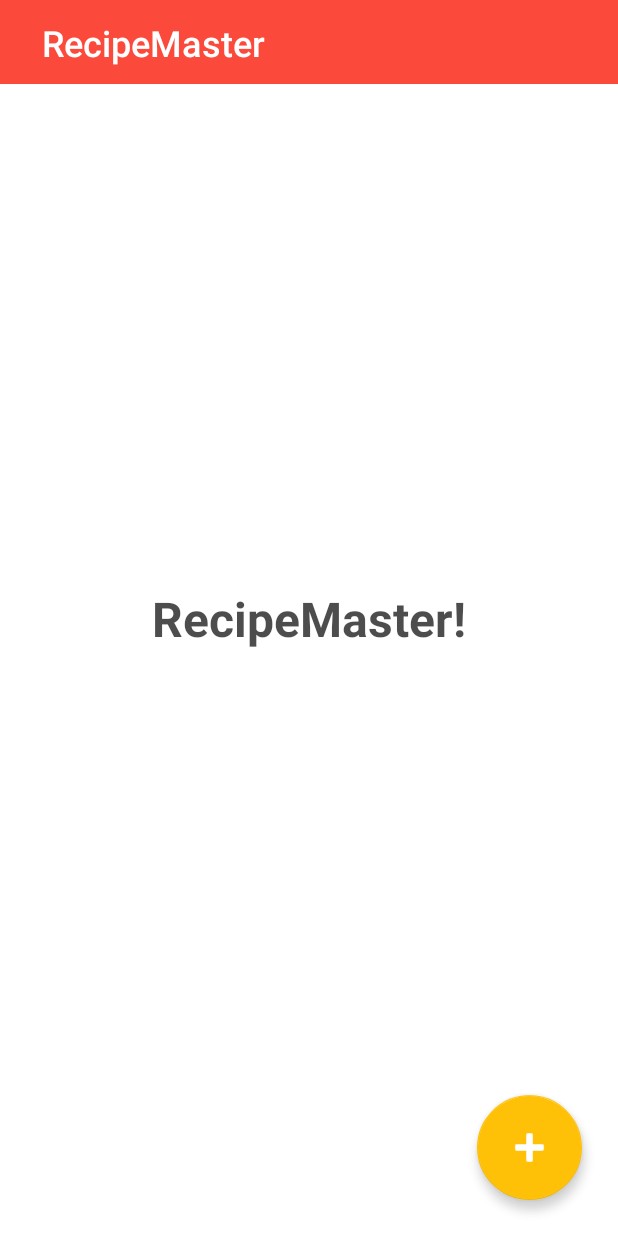
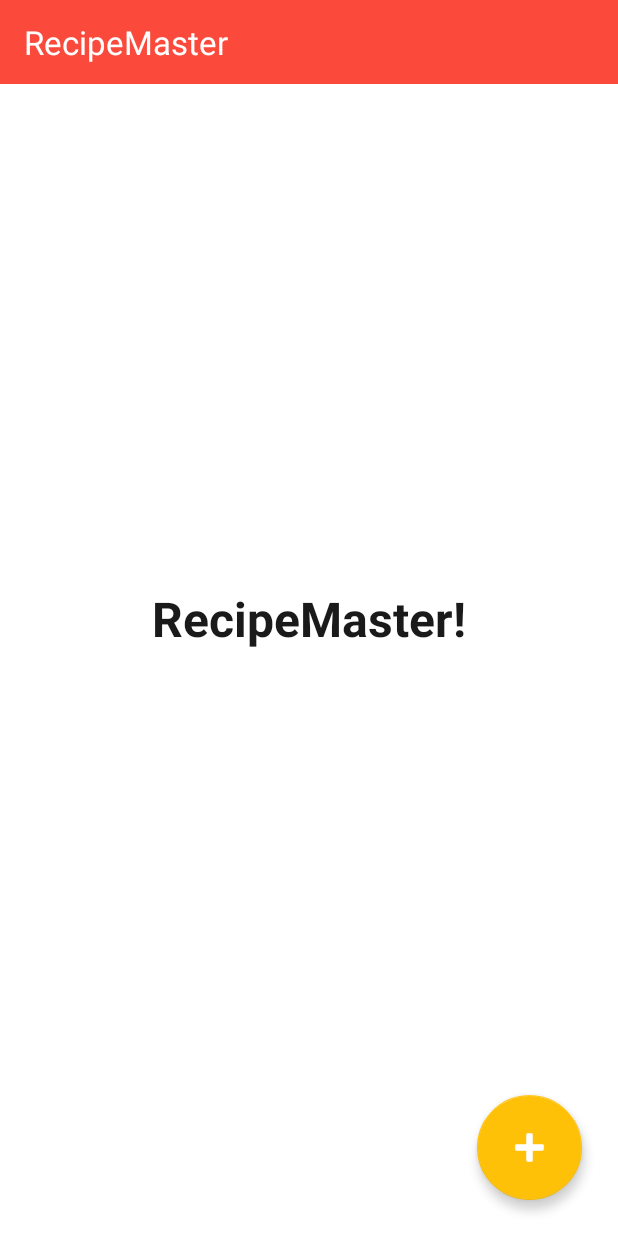
Before and after one commit to MatOgr/MoodApp-2.0, an Android app: the screen it shows after launch (MainActivity), on a phone screen of 412 x 824 dp. Run offline under Robolectric (Android 15) with nearby library versions, the phone set to English and light mode, and no system bars; our stand-ins replace Picasso; libraries missing offline, so code that uses them is left out: com.mikhaellopez.circularimageview; plain views replace CircularImageView; pictures from the network do not load; 2 statements that could not run were skipped.

Commit message:
Style endings

```diff
--- a/app/src/main/res/layout/activity_main.xml
+++ b/app/src/main/res/layout/activity_main.xml
@@ -15,22 +15,10 @@
         android:theme="?attr/actionBarTheme"
         app:layout_constraintEnd_toEndOf="parent"
         app:layout_constraintStart_toStartOf="parent"
-        app:layout_constraintTop_toTopOf="parent" />
-
-    <TextView
-        android:id="@+id/textView2"
-        android:layout_width="wrap_content"
-        android:layout_height="wrap_content"
-        android:layout_marginStart="28dp"
-        android:layout_marginLeft="28dp"
-        android:fontFamily="sans-serif-medium"
-        android:text="RecipeMaster"
-        android:textAppearance="@style/TextAppearance.AppCompat.Large"
-        android:textColor="#FFFFFF"
-        android:textSize="24sp"
-        app:layout_constraintBottom_toBottomOf="@+id/toolbar"
-        app:layout_constraintStart_toStartOf="@+id/toolbar"
-        app:layout_constraintTop_toTopOf="parent" />
+        app:layout_constraintTop_toTopOf="parent"
+        app:title="RecipeMaster"
+        app:titleTextAppearance="@style/TextAppearance.AppCompat.Large"
+        app:titleTextColor="#FFFFFF" />
 
     <com.google.android.material.floatingactionbutton.FloatingActionButton
         android:id="@+id/optionsButton"
@@ -53,9 +41,9 @@
 
     <com.mikhaellopez.circularimageview.CircularImageView
         android:id="@+id/circularImg"
-        android:layout_width="308dp"
-        android:layout_height="295dp"
-        android:alpha="0.5"
+        android:layout_width="249dp"
+        android:layout_height="254dp"
+        android:alpha="0.6"
         app:civ_border="false"
         app:civ_shadow="false"
         app:civ_shadow_color="#6470B3"
@@ -69,7 +57,7 @@
         android:id="@+id/textView"
         android:layout_width="wrap_content"
         android:layout_height="wrap_content"
-        android:alpha="0.7"
+        android:alpha="0.9"
         android:text="RecipeMaster!"
         android:textColor="#000000"
         android:textSize="32dp"
--- a/app/src/main/res/values/colors.xml
+++ b/app/src/main/res/values/colors.xml
@@ -8,4 +8,5 @@
     <color name="red_200">#FB493C</color>
     <color name="black">#FF000000</color>
     <color name="white">#FFFFFFFF</color>
+    <color name="transparent_white">#B0FFFFFF</color>
 </resources>
```
Also changed, not shown: app/src/main/res/drawable/rounded_rect.xml (added, +7 -0 lines), app/src/main/res/layout/activity_options.xml (+32 -1 lines), app/src/main/res/layout/activity_recipe.xml (+18 -0 lines).
